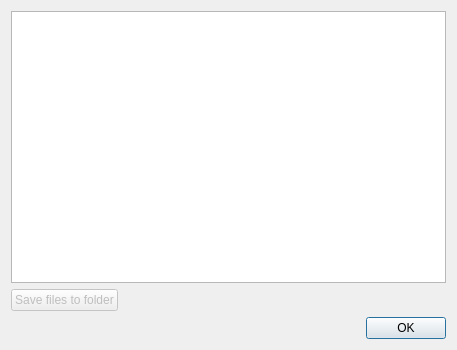
The window that message_details_dialog.ui (kr0st/fpgui) describes before a commit, drawn with Qt 5.
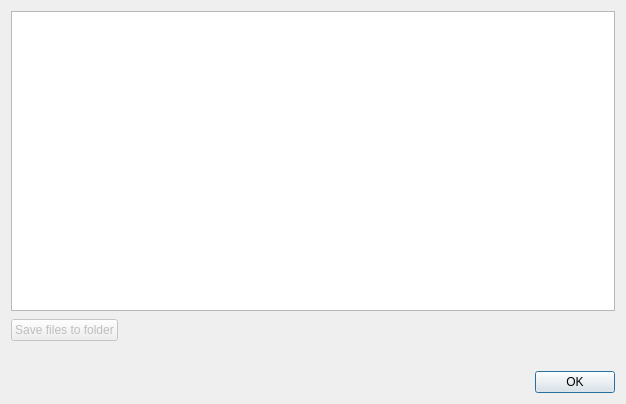
The same window after the commit.

Commit message: Message details dialog beautifications.

What changed in the file:
```diff
--- a/message_details_dialog.ui
+++ b/message_details_dialog.ui
@@ -6,14 +6,17 @@
    <rect>
     <x>0</x>
     <y>0</y>
-    <width>457</width>
-    <height>350</height>
+    <width>626</width>
+    <height>404</height>
    </rect>
   </property>
   <property name="windowTitle">
    <string>Details</string>
   </property>
   <layout class="QVBoxLayout" name="verticalLayout_2">
+   <property name="spacing">
+    <number>8</number>
+   </property>
    <item>
     <widget class="QTableWidget" name="details_widget">
      <property name="contextMenuPolicy">
@@ -66,6 +69,23 @@
      </item>
     </layout>
    </item>
+   <item>
+    <widget class="QLabel" name="label_info">
+     <property name="font">
+      <font>
+       <weight>75</weight>
+       <italic>true</italic>
+       <bold>true</bold>
+      </font>
+     </property>
+     <property name="text">
+      <string/>
+     </property>
+     <property name="alignment">
+      <set>Qt::AlignCenter</set>
+     </property>
+    </widget>
+   </item>
    <item>
     <widget class="QDialogButtonBox" name="buttonBox">
      <property name="orientation">
```
The commit also changes 1 other file.
